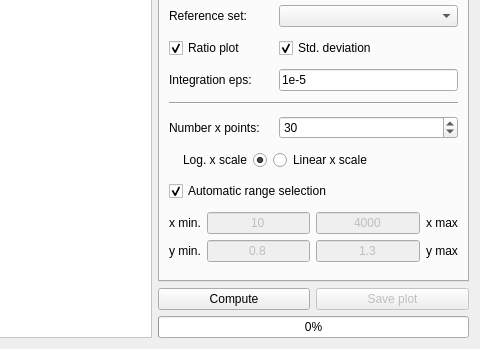
This is apfelGUI/forms/plotlumi.ui in scarrazza/apfel as Qt 5 draws it before an edit; both pictures show x 559 to 1039 and y 223 to 572 of the 1039 by 572 pixel window. The edited form follows.
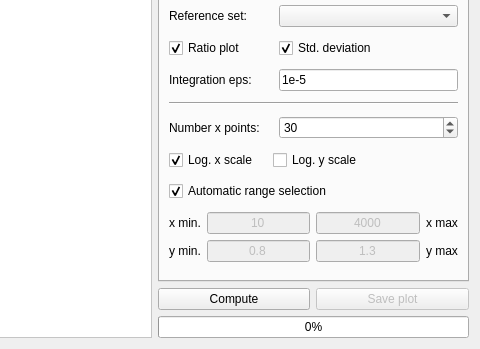
This is the edited form. Icons and pictures are not drawn.

What changed in the file:
```diff
--- a/apfelGUI/forms/plotlumi.ui
+++ b/apfelGUI/forms/plotlumi.ui
@@ -301,29 +301,6 @@
          </property>
         </widget>
        </item>
-       <item row="12" column="1" colspan="2">
-        <widget class="QRadioButton" name="lin">
-         <property name="layoutDirection">
-          <enum>Qt::LeftToRight</enum>
-         </property>
-         <property name="text">
-          <string>Linear x scale</string>
-         </property>
-        </widget>
-       </item>
-       <item row="12" column="0">
-        <widget class="QRadioButton" name="log">
-         <property name="layoutDirection">
-          <enum>Qt::RightToLeft</enum>
-         </property>
-         <property name="text">
-          <string>Log. x scale</string>
-         </property>
-         <property name="checked">
-          <bool>true</bool>
-         </property>
-        </widget>
-       </item>
        <item row="3" column="2">
         <widget class="QLineEdit" name="cmenergyref">
          <property name="enabled">
@@ -358,6 +335,29 @@
          </property>
         </widget>
        </item>
+       <item row="12" column="0">
+        <widget class="QCheckBox" name="logx">
+         <property name="layoutDirection">
+          <enum>Qt::LeftToRight</enum>
+         </property>
+         <property name="text">
+          <string>Log. x scale</string>
+         </property>
+         <property name="checked">
+          <bool>true</bool>
+         </property>
+        </widget>
+       </item>
+       <item row="12" column="1" colspan="2">
+        <widget class="QCheckBox" name="logy">
+         <property name="layoutDirection">
+          <enum>Qt::LeftToRight</enum>
+         </property>
+         <property name="text">
+          <string>Log. y scale</string>
+         </property>
+        </widget>
+       </item>
       </layout>
      </widget>
      <widget class="QWidget" name="tab_2">
```
